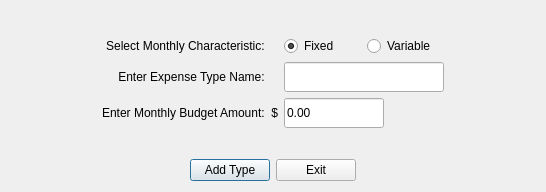
Old version of the form CashFlowManager/addexpensetypedialog.ui in the repository epw7856/CashFlowManager.
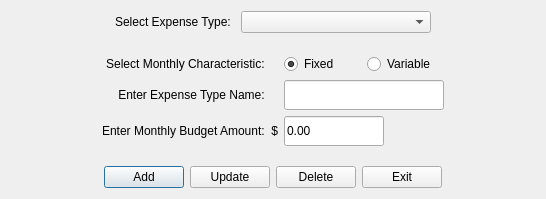
New version of the form.

Commit message: Implemented logic to modify or delete expense types in addition to adding new types.

```diff
--- a/CashFlowManager/addexpensetypedialog.ui
+++ b/CashFlowManager/addexpensetypedialog.ui
@@ -10,7 +10,7 @@
     <x>0</x>
     <y>0</y>
     <width>546</width>
-    <height>192</height>
+    <height>199</height>
    </rect>
   </property>
   <property name="windowTitle">
@@ -20,6 +20,59 @@
    <bool>true</bool>
   </property>
   <layout class="QVBoxLayout" name="verticalLayout">
+   <item>
+    <layout class="QHBoxLayout" name="horizontalLayout_2">
+     <item>
+      <spacer name="horizontalSpacer_3">
+       <property name="orientation">
+        <enum>Qt::Horizontal</enum>
+       </property>
+       <property name="sizeHint" stdset="0">
+        <size>
+         <width>40</width>
+         <height>20</height>
+        </size>
+       </property>
+      </spacer>
+     </item>
+     <item>
+      <widget class="QLabel" name="label">
+       <property name="text">
+        <string>Select Expense Type: </string>
+       </property>
+      </widget>
+     </item>
+     <item>
+      <widget class="QComboBox" name="comboBoxExpenseType">
+       <property name="layoutDirection">
+        <enum>Qt::LeftToRight</enum>
+       </property>
+       <property name="currentText">
+        <string/>
+       </property>
+       <property name="sizeAdjustPolicy">
+        <enum>QComboBox::AdjustToContents</enum>
+       </property>
+       <property name="minimumContentsLength">
+        <number>20</number>
+       </property>
+      </widget>
+     </item>
+     <item>
+      <spacer name="horizontalSpacer_4">
+       <property name="orientation">
+        <enum>Qt::Horizontal</enum>
+       </property>
+       <property name="sizeHint" stdset="0">
+        <size>
+         <width>40</width>
+         <height>20</height>
+        </size>
+       </property>
+      </spacer>
+     </item>
+    </layout>
+   </item>
    <item>
     <spacer name="verticalSpacer_2">
      <property name="orientation">
@@ -28,7 +81,7 @@
      <property name="sizeHint" stdset="0">
       <size>
        <width>20</width>
-       <height>15</height>
+       <height>4</height>
       </size>
      </property>
     </spacer>
@@ -209,7 +262,7 @@
      <property name="sizeHint" stdset="0">
       <size>
        <width>20</width>
-       <height>16</height>
+       <height>6</height>
       </size>
      </property>
     </spacer>
@@ -232,7 +285,21 @@
      <item>
       <widget class="QPushButton" name="pushButtonAddType">
        <property name="text">
-        <string>Add Type</string>
+        <string>Add</string>
+       </property>
+      </widget>
+     </item>
+     <item>
+      <widget class="QPushButton" name="pushButtonUpdateType">
+       <property name="text">
+        <string>Update</string>
+       </property>
+      </widget>
+     </item>
+     <item>
+      <widget class="QPushButton" name="pushButtonDeleteType">
+       <property name="text">
+        <string>Delete</string>
        </property>
       </widget>
      </item>
```
The commit also changes 11 other files.
